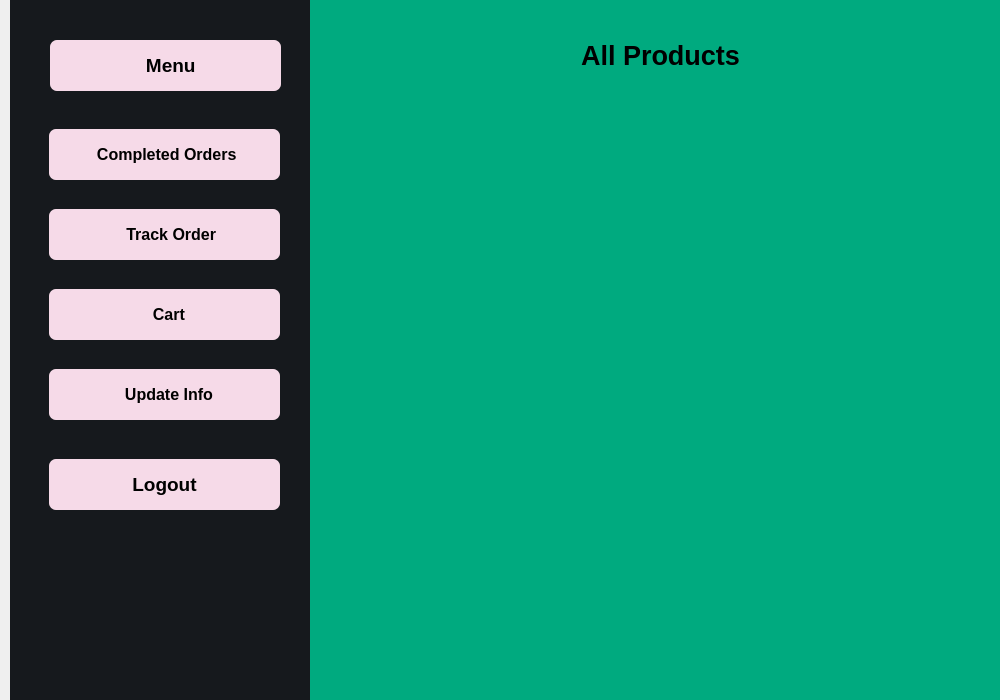
First picture: the form in user.ui, repository Sazidul0/Ready2Go, before the edit.
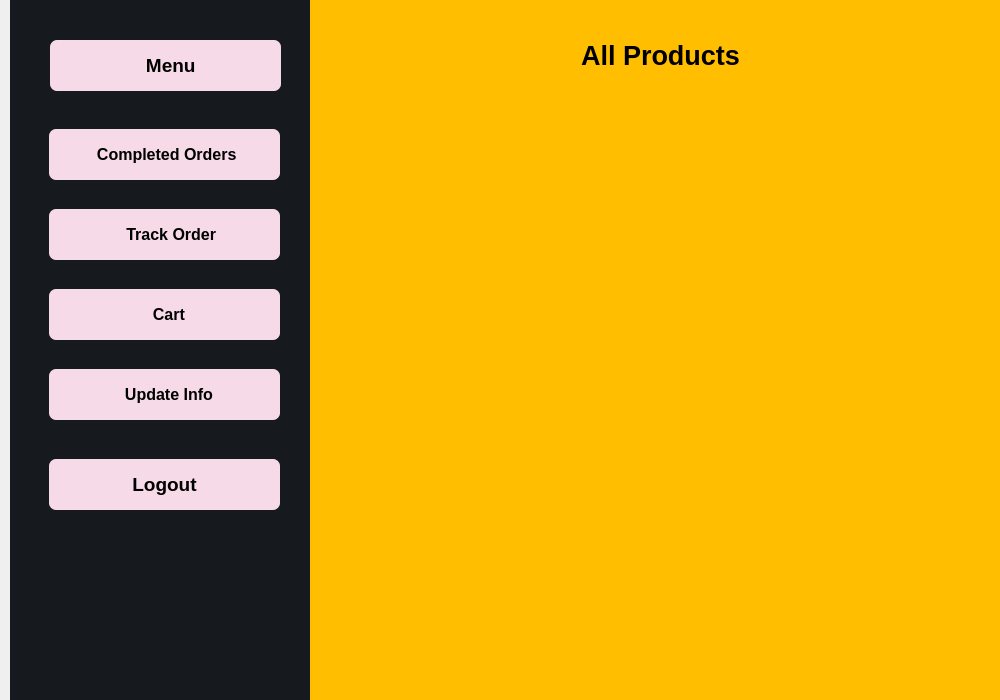
Second picture: the form after the edit. Icons and pictures are not drawn.

Commit message: chaged bg color and front size

```diff
--- a/user.ui
+++ b/user.ui
@@ -461,7 +461,8 @@
       </font>
      </property>
      <property name="styleSheet">
-      <string notr="true">background-color: rgb(0, 170, 127);</string>
+      <string notr="true">color: rgb(0,0,0);
+background-color: rgb(255, 191, 0);</string>
      </property>
      <widget class="QWidget" name="user_home">
       <widget class="QLabel" name="label">
```
The commit also changes 7 other files.
